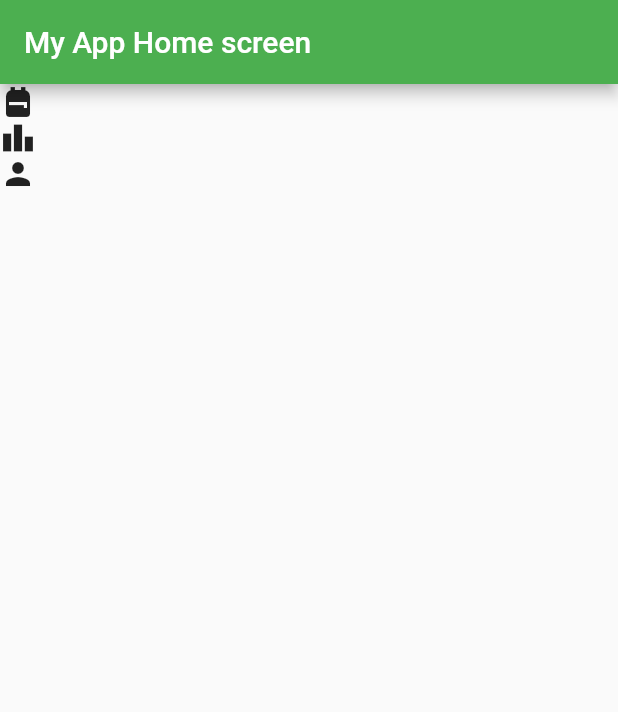
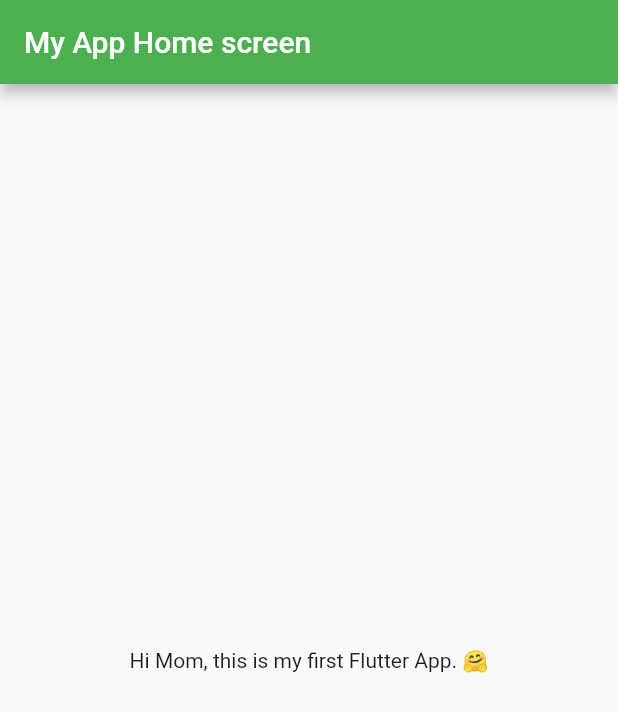
Before and after one commit to juanluiscr27/flutter-app, a Flutter app: the screen it shows after launch, on a phone screen of 412 x 824 dp. Shown: the top 712 px of the screen. Run offline on Flutter 3.47's test engine with Material 2 defaults, Android fonts, the phone set to English and light mode, and no system bars.

Commit message:
Added a Container widget

```diff
--- a/lib/main.dart
+++ b/lib/main.dart
@@ -18,18 +18,17 @@ class MyFlutterApp extends StatelessWidget {
     return MaterialApp(
       // Allow to build screens with common UI elements
       home: Scaffold(
-          // Top App bar
-          appBar: AppBar(
-              backgroundColor: Colors.green,
-              title: const Text("My App Home screen")),
-          // Allow to contain multiple elements aligned vertically (main axis)
-          body: const Column(
-            children: [
-              Icon(Icons.backpack),
-              Icon(Icons.leaderboard),
-              Icon(Icons.person)
-            ],
-          )),
+        // Top App bar
+        appBar: AppBar(
+            backgroundColor: Colors.green,
+            title: const Text("My App Home screen")),
+        body: Center(
+          child: Container(
+            padding: const EdgeInsets.all(10),
+            child: const Text('Hi Mom, this is my first Flutter App. 🤗'),
+          ),
+        ),
+      ),
     );
   }
 }
```
